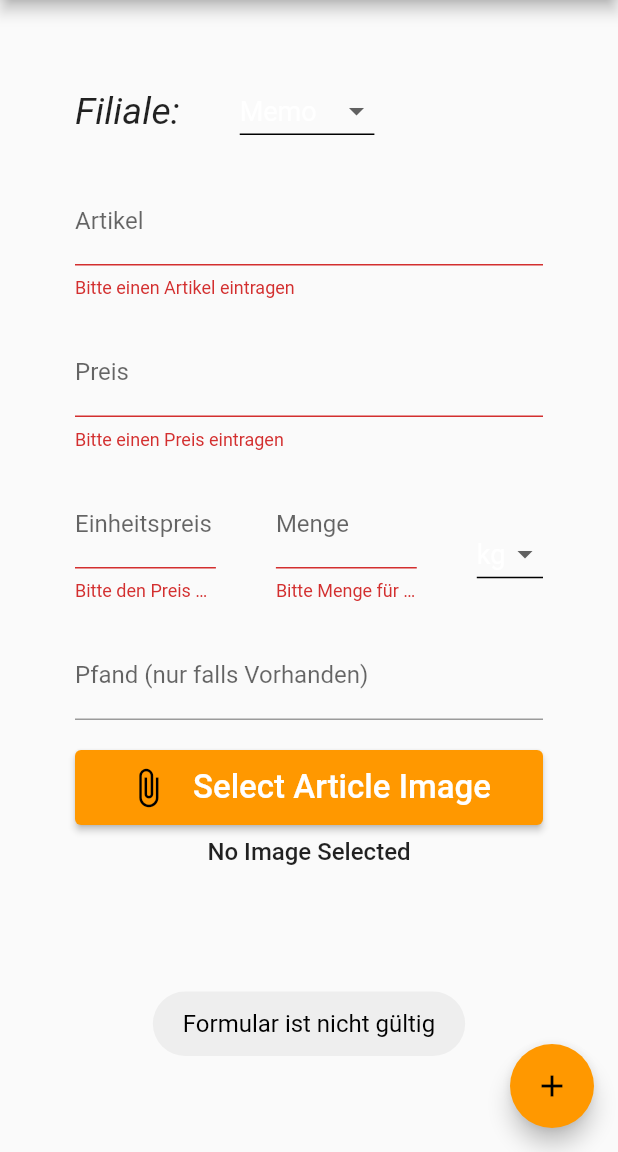
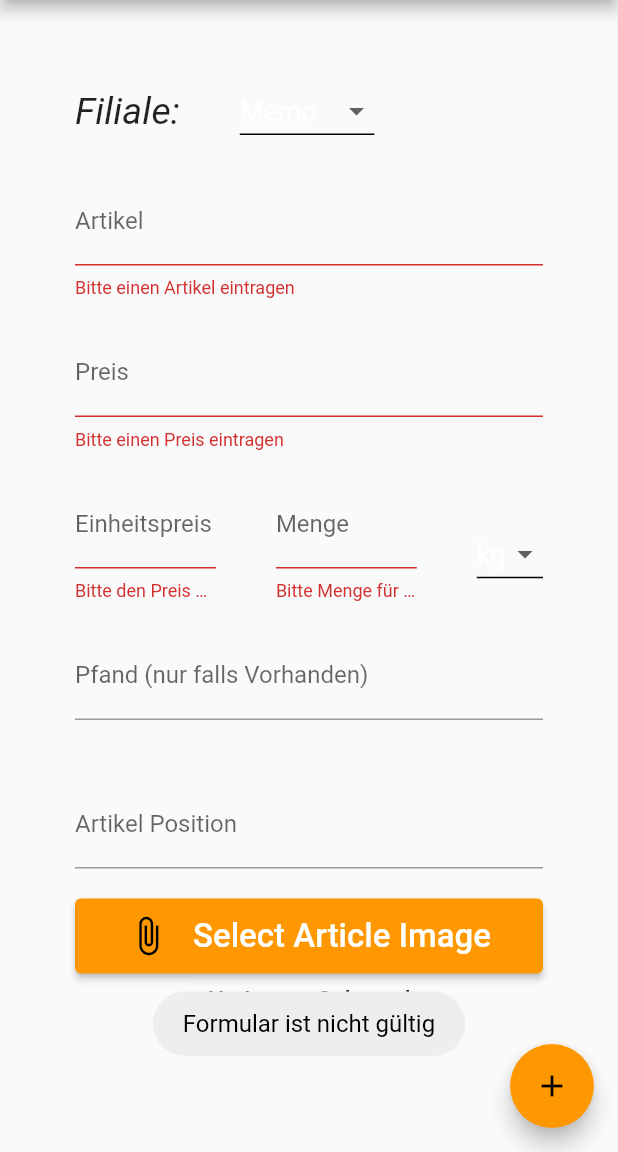
Before and after one commit to tjoooobooo/kumquat, a Flutter app: the screen it shows after launch, after a tap on the "add" icon, on a phone screen of 412 x 824 dp, the part 84-1236 px from its top. Run offline on Flutter 3.47's test engine with Material 2 defaults, Android fonts, the phone set to English and light mode, and no system bars; our stand-ins replace cloud_firestore, file_picker, firebase_storage, fluttertoast; accounts and stored records are empty.

Commit message:
article position added

```diff
--- a/lib/main.dart
+++ b/lib/main.dart
@@ -44,6 +44,7 @@ class _MyHomePageState extends State<MyHomePage> {
   final preisPfandController = TextEditingController();
   final preisEinheitController = TextEditingController();
   final mengeEinheitController = TextEditingController();
+  final artikelPositionController = TextEditingController();
 
   List<String> spinnerItemsEinheiten = ['kg', 'g', 'ml', 'l'];
   String dropdownValueEinheiten = 'kg';
@@ -148,6 +149,7 @@ class _MyHomePageState extends State<MyHomePage> {
         'einheit': dropdownValueEinheiten,
         'einheitPreis': preisEinheitController.text,
         'einheitMenge': mengeEinheitController.text,
+        'artikelPosition': artikelPositionController.text,
         'articleImage': imageUrl
       })
           .then((value) => {
@@ -164,6 +166,7 @@ class _MyHomePageState extends State<MyHomePage> {
               preisPfandController.text = "";
               preisEinheitController.text = "";
               mengeEinheitController.text = "";
+              artikelPositionController.text = "";
               imageValue = null;
               fileName = null;
             })
@@ -356,6 +359,16 @@ class _MyHomePageState extends State<MyHomePage> {
                   ),
                 ),
                 SizedBox(height: 20),
+                SizedBox(height: 20),
+                TextFormField(
+                  keyboardType: TextInputType.text,
+                  autocorrect: false,
+                  controller: artikelPositionController,
+                  decoration: InputDecoration(
+                    labelText: 'Artikel Position',
+                  ),
+                ),
+                SizedBox(height: 20),
                 ButtonWidget(
                   text: 'Select Article Image',
                   icon: Icons.attach_file,
```
